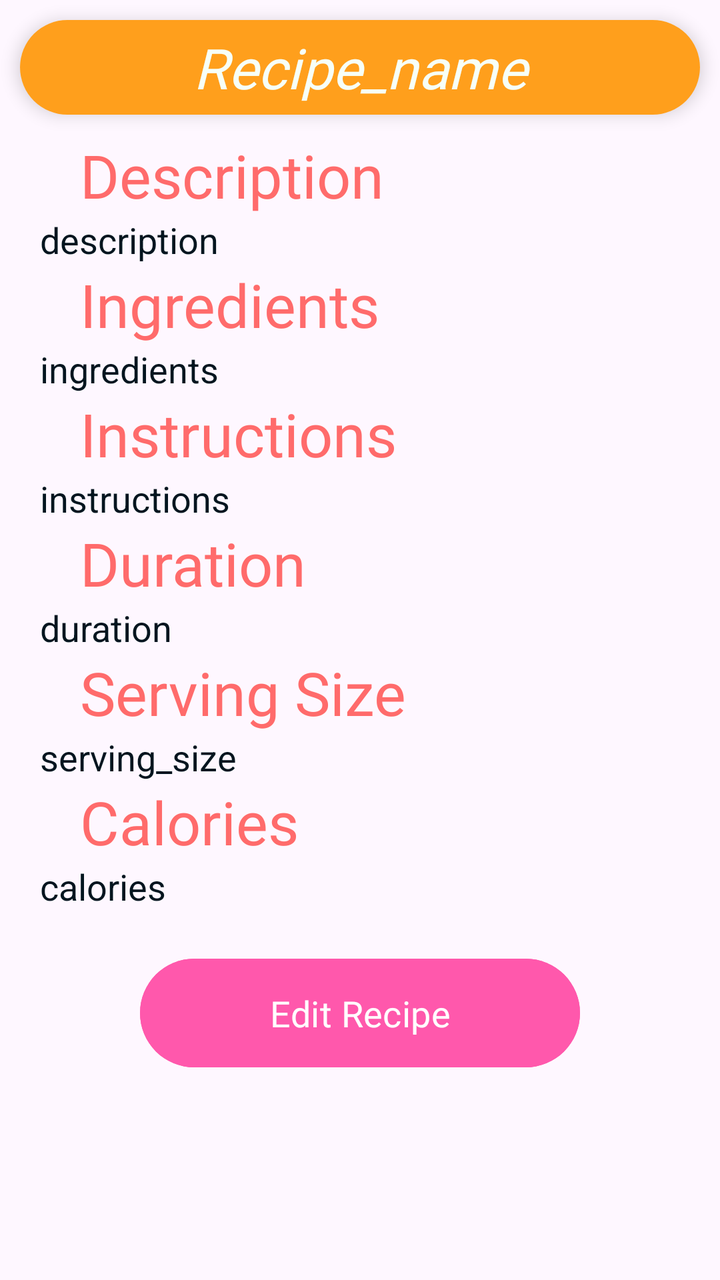
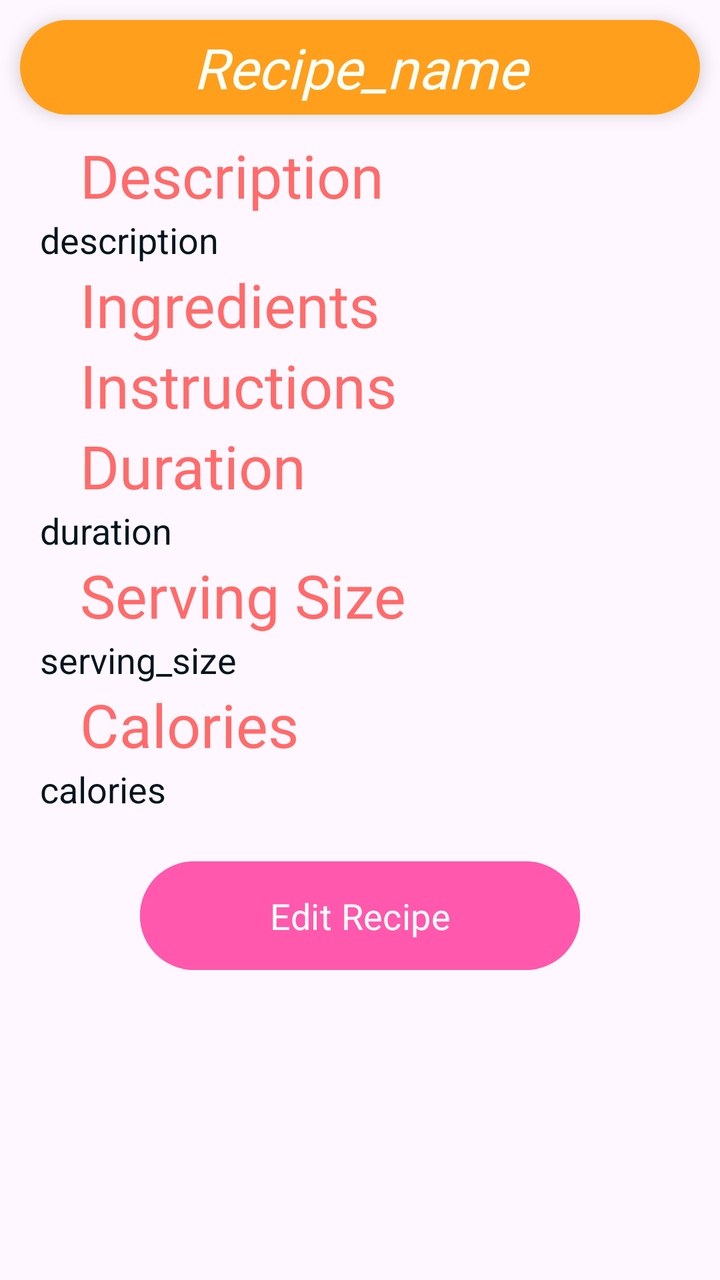

Two renders of the same Android screen: before a commit and after it. Below are the layout's source before the change and the commit's diff.
<!-- AndroidManifest.xml: application theme Theme.Foodie -->
<!-- res/layout/recipe_item_layout.xml -->
<?xml version="1.0" encoding="utf-8"?>
<LinearLayout xmlns:android="http://schemas.android.com/apk/res/android"
    xmlns:tools="http://schemas.android.com/tools"
    android:layout_width="match_parent"
    android:layout_height="match_parent"
    android:orientation="vertical"
    android:layout_margin="10dp"
    tools:context=".fragments.recipeFragments.RecipeListFragment">

    
    <androidx.cardview.widget.CardView
        xmlns:app="http://schemas.android.com/apk/res-auto"
        android:layout_width="match_parent"
        android:layout_height="wrap_content"
        android:layout_margin="10dp"
        android:orientation="vertical"
        app:cardCornerRadius="25dp"
        app:cardElevation="5dp">

        <TextView
            android:id="@+id/recipe_name"
            android:layout_width="match_parent"
            android:layout_height="wrap_content"
            android:gravity="center"
            android:text="@string/recipe_name"
            android:textSize="28sp"
            android:background="@color/bright_orange"
            android:textStyle="italic|normal"
            android:fontFamily="@font/bagel_fat"
            android:textColor="@color/mint_cream"
            android:paddingVertical="5dp"
            />

    </androidx.cardview.widget.CardView>

    
    <TextView
        android:layout_width="match_parent"
        android:layout_height="wrap_content"
        android:text="@string/recipe_description_label"
        android:textSize="30sp"
        android:textColor="@color/grapefruit_pink"
        android:fontFamily="@font/bagel_fat"
        android:paddingHorizontal="40dp"
       />

    <TextView
        android:id="@+id/recipe_description"
        android:layout_width="match_parent"
        android:layout_height="wrap_content"
        android:text="@string/recipe_description"
        android:textColor="@color/ink_black"
        android:textSize="18sp"
        android:paddingHorizontal="20dp"
        />

    
    <TextView
        android:layout_width="match_parent"
        android:layout_height="wrap_content"
        android:text="@string/recipe_ingredients_label"
        android:textSize="30sp"
        android:textColor="@color/grapefruit_pink"
        android:fontFamily="@font/bagel_fat"
        android:paddingHorizontal="40dp"
        />

    <TextView
        android:id="@+id/recipe_ingredients"
        android:layout_width="match_parent"
        android:layout_height="wrap_content"
        android:text="@string/recipe_ingredients"
        android:textColor="@color/ink_black"
        android:textSize="18sp"
        android:paddingHorizontal="20dp"
        />

    
    <TextView
        android:layout_width="match_parent"
        android:layout_height="wrap_content"
        android:text="@string/recipe_instructions_label"
        android:textSize="30sp"
        android:textColor="@color/grapefruit_pink"
        android:fontFamily="@font/bagel_fat"
        android:paddingHorizontal="40dp"
        />

    <TextView
        android:id="@+id/recipe_instructions"
        android:layout_width="match_parent"
        android:layout_height="wrap_content"
        android:text="@string/recipe_instructions"
        android:textColor="@color/ink_black"
        android:textSize="18sp"
        android:paddingHorizontal="20dp"
        />

    
    <TextView
        android:layout_width="match_parent"
        android:layout_height="wrap_content"
        android:text="@string/recipe_duration_label"
        android:textSize="30sp"
        android:textColor="@color/grapefruit_pink"
        android:fontFamily="@font/bagel_fat"
        android:paddingHorizontal="40dp"
        />

    <TextView
        android:id="@+id/recipe_duration"
        android:layout_width="match_parent"
        android:layout_height="wrap_content"
        android:text="@string/recipe_duration"
        android:textColor="@color/ink_black"
        android:textSize="18sp"
        android:paddingHorizontal="20dp"
        />

    
    <TextView
        android:layout_width="match_parent"
        android:layout_height="wrap_content"
        android:text="@string/recipe_serving_label"
        android:textSize="30sp"
        android:textColor="@color/grapefruit_pink"
        android:fontFamily="@font/bagel_fat"
        android:paddingHorizontal="40dp"
        />

    <TextView
        android:id="@+id/recipe_serving"
        android:layout_width="match_parent"
        android:layout_height="wrap_content"
        android:text="@string/recipe_serving"
        android:textColor="@color/ink_black"
        android:textSize="18sp"
        android:paddingHorizontal="20dp"
        />

    
    <TextView
        android:layout_width="match_parent"
        android:layout_height="wrap_content"
        android:text="@string/recipe_calories_label"
        android:textSize="30sp"
        android:textColor="@color/grapefruit_pink"
        android:fontFamily="@font/bagel_fat"
        android:paddingHorizontal="40dp"
        />

    <TextView
        android:id="@+id/recipe_calories"
        android:layout_width="match_parent"
        android:layout_height="wrap_content"
        android:text="@string/recipe_calories"
        android:textColor="@color/ink_black"
        android:textSize="18sp"
        android:paddingHorizontal="20dp"
        />

    
    <Button
        android:id="@+id/edit_recipe_item_btn"
        android:layout_width="match_parent"
        android:layout_height="wrap_content"
        android:layout_marginHorizontal="70dp"
        android:layout_gravity="bottom|center"
        android:layout_marginVertical="20dp"
        android:backgroundTint="@color/blush_pop"
        android:fontFamily="@font/bagel_fat"
        android:padding="15dp"
        android:text="@string/edit_recipe_item"
        android:textSize="18sp" />

</LinearLayout>
<!-- resources referenced by this layout -->
<resources>
  <color name="blush_pop">#FF58AC</color>
  <color name="bright_orange">#FF9F1C</color>
  <color name="grapefruit_pink">#FF6B6B</color>
  <color name="ink_black">#04151F</color>
  <color name="mint_cream">#F7FFF7</color>
  <string name="edit_recipe_item">Edit Recipe</string>
  <string name="recipe_calories">calories</string>
  <string name="recipe_calories_label">Calories</string>
  <string name="recipe_description">description</string>
  <string name="recipe_description_label">Description</string>
  <string name="recipe_duration">duration</string>
  <string name="recipe_duration_label">Duration</string>
  <string name="recipe_ingredients">ingredients</string>
  <string name="recipe_ingredients_label">Ingredients</string>
  <string name="recipe_instructions">instructions</string>
  <string name="recipe_instructions_label">Instructions</string>
  <string name="recipe_name">Recipe_name</string>
  <string name="recipe_serving">serving_size</string>
  <string name="recipe_serving_label">Serving Size</string>
  <style name="Theme.Foodie" parent="Base.Theme.Foodie" />
  <style name="Base.Theme.Foodie" parent="Theme.Material3.DayNight.NoActionBar">
          
          
      </style>
</resources>

<!-- the commit's change to res/layout/recipe_item_layout.xml (unified diff, before → after) -->
@@ -1,6 +1,7 @@
 <?xml version="1.0" encoding="utf-8"?>
 <LinearLayout xmlns:android="http://schemas.android.com/apk/res/android"
     xmlns:tools="http://schemas.android.com/tools"
+    xmlns:app="http://schemas.android.com/apk/res-auto"
     android:layout_width="match_parent"
     android:layout_height="match_parent"
     android:orientation="vertical"
@@ -65,7 +66,7 @@
         android:paddingHorizontal="40dp"
         />
 
-    <TextView
+    <com.google.android.material.card.MaterialCardView
         android:id="@+id/recipe_ingredients"
         android:layout_width="match_parent"
         android:layout_height="wrap_content"
@@ -73,6 +74,8 @@
         android:textColor="@color/ink_black"
         android:textSize="18sp"
         android:paddingHorizontal="20dp"
+        app:strokeWidth="2dp"
+        app:strokeColor="@color/light_gold"
         />
 
     
@@ -86,7 +89,7 @@
         android:paddingHorizontal="40dp"
         />
 
-    <TextView
+    <com.google.android.material.card.MaterialCardView
         android:id="@+id/recipe_instructions"
         android:layout_width="match_parent"
         android:layout_height="wrap_content"
@@ -94,6 +97,8 @@
         android:textColor="@color/ink_black"
         android:textSize="18sp"
         android:paddingHorizontal="20dp"
+        app:strokeWidth="2dp"
+        app:strokeColor="@color/light_gold"
         />
 
     
<!-- resource entries referenced after the edit -->
@@ -4,6 +4,7 @@
   <color name="bright_orange">#FF9F1C</color>
   <color name="grapefruit_pink">#FF6B6B</color>
   <color name="ink_black">#04151F</color>
+  <color name="light_gold">#F4E285</color>
   <color name="mint_cream">#F7FFF7</color>
   <string name="edit_recipe_item">Edit Recipe</string>
   <string name="recipe_calories">calories</string>
